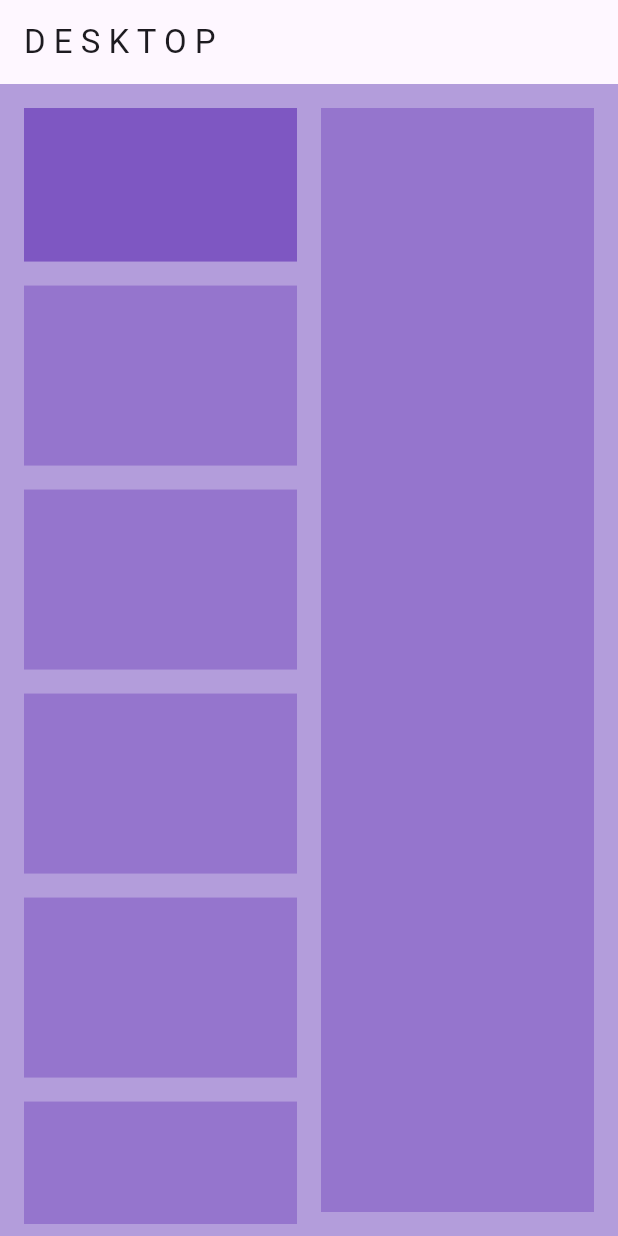
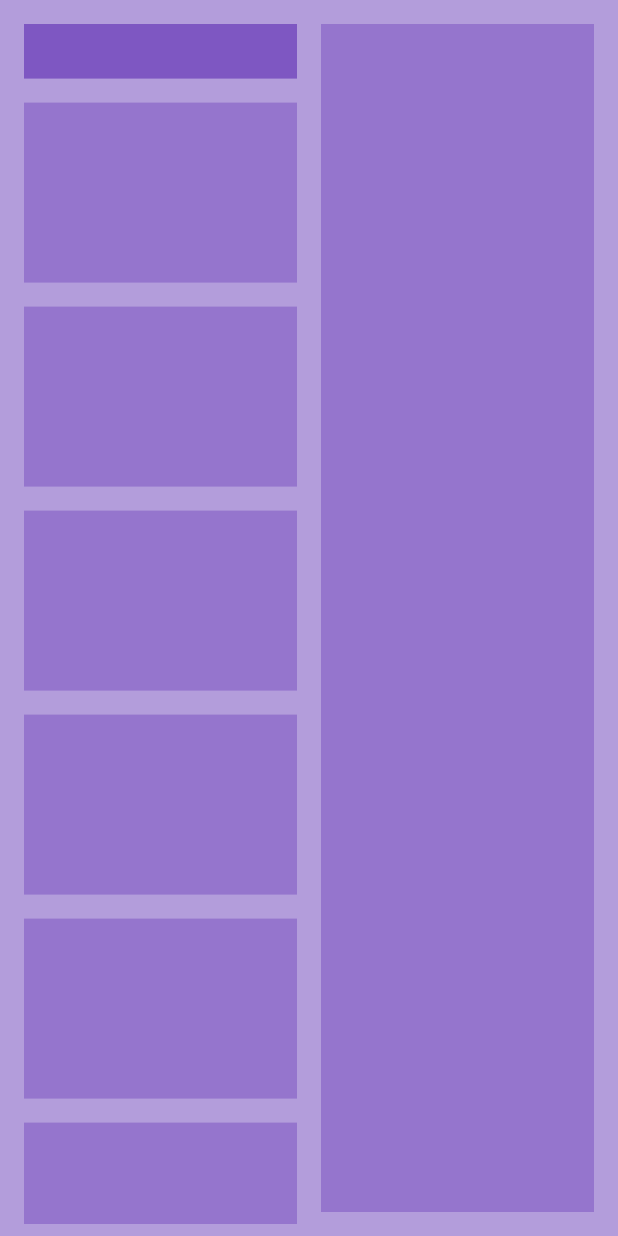
Before and after one commit to BerkayGulen/flutter-build-test, a Flutter app: the MyDesktopBody screen opened directly, on a phone screen of 412 x 824 dp. Run offline on Flutter 3.47's test engine with Material 2 defaults, Android fonts, the phone set to English and light mode, and no system bars; our stand-ins replace flutter_svg, signature, sqflite; missing offline and left inert: flutter_barcode_scanner, mobile_scanner; accounts and stored records are empty.

Commit message:
Responsive Layout Update

```diff
--- a/lib/components/responsive/desktop_body.dart
+++ b/lib/components/responsive/desktop_body.dart
@@ -7,9 +7,11 @@ class MyDesktopBody extends StatelessWidget {
   Widget build(BuildContext context) {
     return Scaffold(
       backgroundColor: Colors.deepPurple[200],
-      appBar: AppBar(
-        title: Text('D E S K T O P'),
-      ),
+      // appBar: AppBar(
+      //   // title: Text('M O B I L E'),
+      //
+      //   // title: Text('D E S K T O P'),
+      // ),
       body: Padding(
         padding: const EdgeInsets.all(8.0),
         child: Row(
@@ -22,7 +24,7 @@ class MyDesktopBody extends StatelessWidget {
                   Padding(
                     padding: const EdgeInsets.all(8.0),
                     child: AspectRatio(
-                      aspectRatio: 16 / 9,
+                      aspectRatio: 5,
                       child: Container(
                         color: Colors.deepPurple[400],
                       ),
--- a/lib/components/responsive/mobile_body.dart
+++ b/lib/components/responsive/mobile_body.dart
@@ -7,9 +7,9 @@ class MyMobileBody extends StatelessWidget {
   Widget build(BuildContext context) {
     return Scaffold(
       backgroundColor: Colors.deepPurple[200],
-      appBar: AppBar(
-        title: Text('M O B I L E'),
-      ),
+      // appBar: AppBar(
+      //   title: Text('M O B I L E'),
+      // ),
       body: Padding(
         padding: const EdgeInsets.all(8.0),
         child: Column(
```
